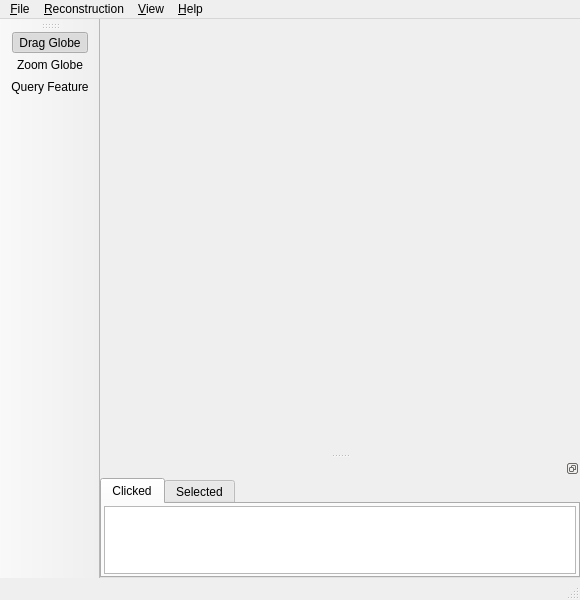
GPlates/GPlates, file src/qt-widgets/ViewportWindowUi.ui: the form before one commit.
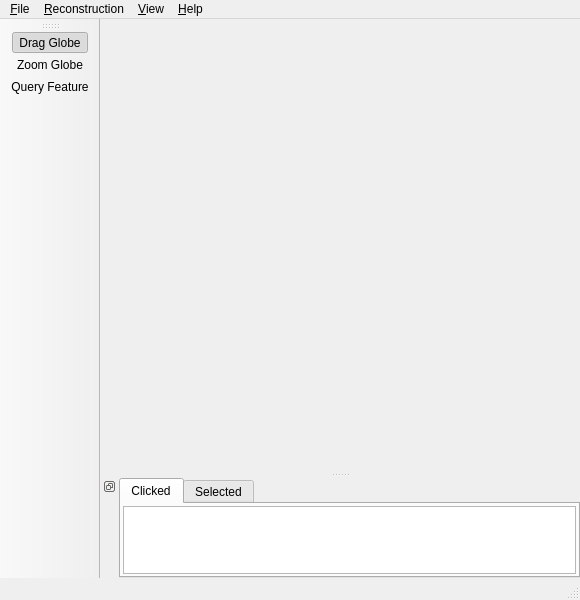
The form after the commit. Icons and pictures are not drawn.

Commit message: Small fixes for UI bugs introduced with the switch between Qt 4.2 and 4.3.

What changed in the file:
```diff
--- a/src/qt-widgets/ViewportWindowUi.ui
+++ b/src/qt-widgets/ViewportWindowUi.ui
@@ -106,7 +106,7 @@
   </widget>
   <widget class="QDockWidget" name="dock_information" >
    <property name="features" >
-    <set>QDockWidget::DockWidgetFloatable|QDockWidget::DockWidgetMovable|QDockWidget::NoDockWidgetFeatures</set>
+    <set>QDockWidget::DockWidgetFloatable|QDockWidget::DockWidgetMovable|QDockWidget::DockWidgetVerticalTitleBar</set>
    </property>
    <property name="allowedAreas" >
     <set>Qt::BottomDockWidgetArea|Qt::NoDockWidgetArea|Qt::TopDockWidgetArea</set>
```
Left out of the diff: 2 changed lines with no effect on the pictures.
